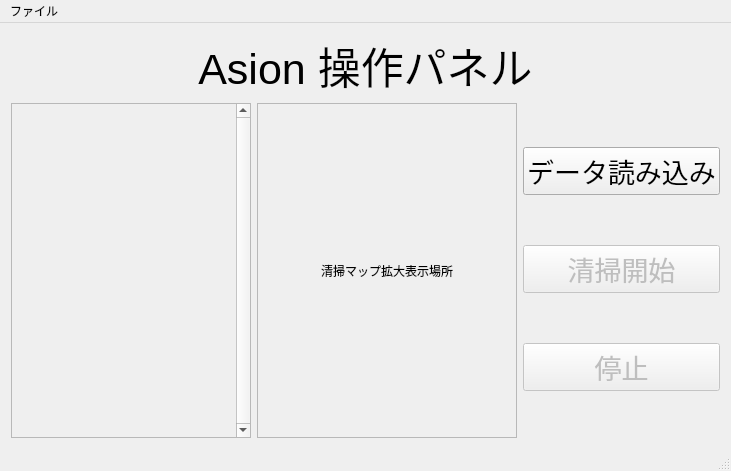
Qt form mainwindow.ui (HirokiMori1/AsionAlphaUI) before a commit.
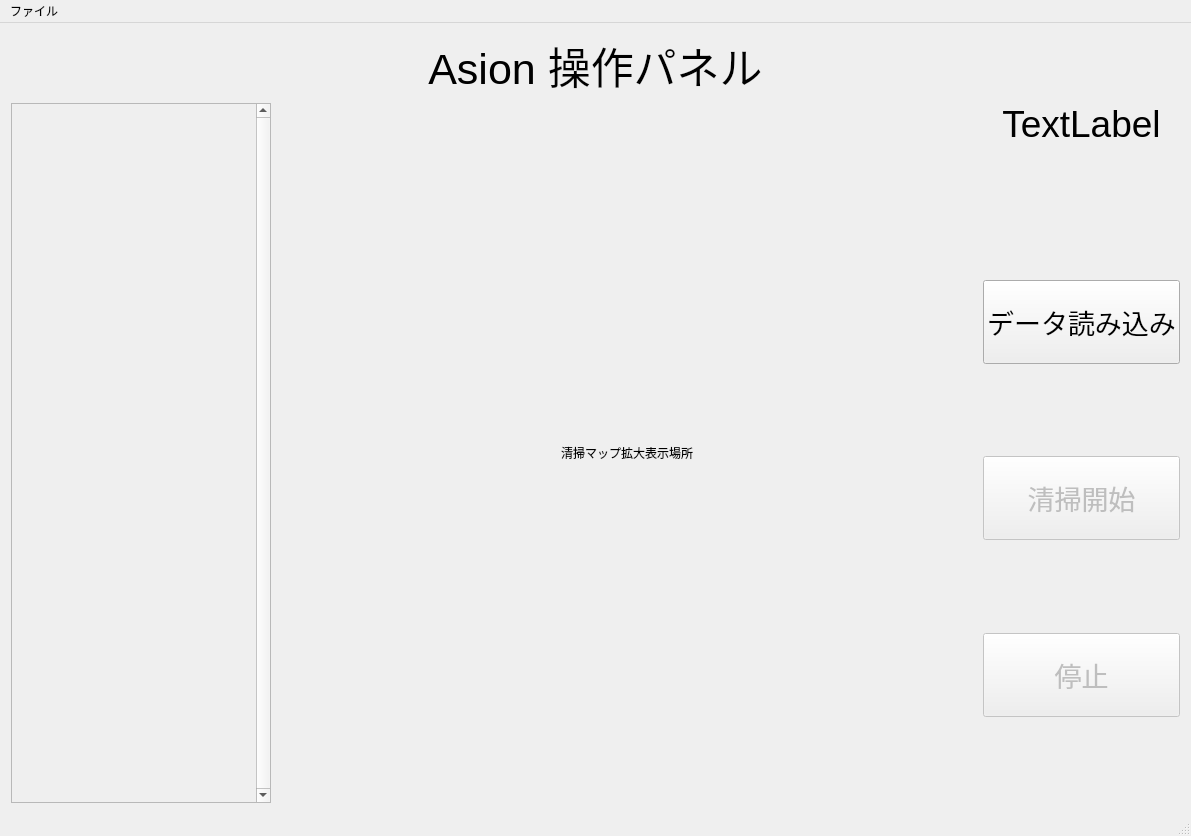
The same form after that commit.

```diff
--- a/mainwindow.ui
+++ b/mainwindow.ui
@@ -6,8 +6,8 @@
    <rect>
     <x>0</x>
     <y>0</y>
-    <width>731</width>
-    <height>471</height>
+    <width>959</width>
+    <height>575</height>
    </rect>
   </property>
   <property name="windowTitle">
@@ -38,20 +38,20 @@
          <bool>true</bool>
         </property>
         <property name="sizePolicy">
-         <sizepolicy hsizetype="Expanding" vsizetype="Expanding">
+         <sizepolicy hsizetype="Preferred" vsizetype="Expanding">
           <horstretch>0</horstretch>
           <verstretch>0</verstretch>
          </sizepolicy>
         </property>
         <property name="minimumSize">
          <size>
-          <width>240</width>
+          <width>260</width>
           <height>200</height>
          </size>
         </property>
         <property name="maximumSize">
          <size>
-          <width>240</width>
+          <width>260</width>
           <height>16777215</height>
          </size>
         </property>
@@ -75,8 +75,8 @@
           <rect>
            <x>0</x>
            <y>0</y>
-           <width>224</width>
-           <height>330</height>
+           <width>244</width>
+           <height>434</height>
           </rect>
          </property>
          <property name="minimumSize">
@@ -98,13 +98,25 @@
       <item>
        <widget class="QLabel" name="label">
         <property name="sizePolicy">
-         <sizepolicy hsizetype="Expanding" vsizetype="Expanding">
+         <sizepolicy hsizetype="Preferred" vsizetype="Preferred">
           <horstretch>0</horstretch>
           <verstretch>0</verstretch>
          </sizepolicy>
         </property>
+        <property name="minimumSize">
+         <size>
+          <width>700</width>
+          <height>700</height>
+         </size>
+        </property>
+        <property name="maximumSize">
+         <size>
+          <width>700</width>
+          <height>700</height>
+         </size>
+        </property>
         <property name="frameShape">
-         <enum>QFrame::StyledPanel</enum>
+         <enum>QFrame::NoFrame</enum>
         </property>
         <property name="frameShadow">
          <enum>QFrame::Sunken</enum>
@@ -120,10 +132,70 @@
       <item>
        <layout class="QVBoxLayout" name="verticalLayout">
         <item>
+         <widget class="QLabel" name="selectedMapName">
+          <property name="sizePolicy">
+           <sizepolicy hsizetype="Preferred" vsizetype="Preferred">
+            <horstretch>0</horstretch>
+            <verstretch>0</verstretch>
+           </sizepolicy>
+          </property>
+          <property name="minimumSize">
+           <size>
+            <width>0</width>
+            <height>84</height>
+           </size>
+          </property>
+          <property name="maximumSize">
+           <size>
+            <width>16777215</width>
+            <height>84</height>
+           </size>
+          </property>
+          <property name="font">
+           <font>
+            <pointsize>28</pointsize>
+           </font>
+          </property>
+          <property name="text">
+           <string>TextLabel</string>
+          </property>
+          <property name="alignment">
+           <set>Qt::AlignHCenter|Qt::AlignTop</set>
+          </property>
+         </widget>
+        </item>
+        <item>
+         <layout class="QVBoxLayout" name="verticalLayout_3">
+          <item>
+           <spacer name="verticalSpacer">
+            <property name="orientation">
+             <enum>Qt::Vertical</enum>
+            </property>
+            <property name="sizeHint" stdset="0">
+             <size>
+              <width>20</width>
+              <height>40</height>
+             </size>
+            </property>
+           </spacer>
+          </item>
+          <item>
          <widget class="QPushButton" name="dataLoadButton">
           <property name="enabled">
            <bool>true</bool>
           </property>
+            <property name="minimumSize">
+             <size>
+              <width>0</width>
+              <height>84</height>
+             </size>
+            </property>
+            <property name="maximumSize">
+             <size>
+              <width>16777215</width>
+              <height>84</height>
+             </size>
+            </property>
           <property name="font">
            <font>
             <pointsize>20</pointsize>
@@ -134,11 +206,36 @@
           </property>
          </widget>
         </item>
+          <item>
+           <spacer name="verticalSpacer_2">
+            <property name="orientation">
+             <enum>Qt::Vertical</enum>
+            </property>
+            <property name="sizeHint" stdset="0">
+             <size>
+              <width>20</width>
+              <height>40</height>
+             </size>
+            </property>
+           </spacer>
+          </item>
         <item>
          <widget class="QPushButton" name="startButton">
           <property name="enabled">
            <bool>false</bool>
           </property>
+            <property name="minimumSize">
+             <size>
+              <width>0</width>
+              <height>84</height>
+             </size>
+            </property>
+            <property name="maximumSize">
+             <size>
+              <width>16777215</width>
+              <height>84</height>
+             </size>
+            </property>
           <property name="font">
            <font>
             <pointsize>20</pointsize>
@@ -149,11 +246,36 @@
           </property>
          </widget>
         </item>
+          <item>
+           <spacer name="verticalSpacer_3">
+            <property name="orientation">
+             <enum>Qt::Vertical</enum>
+            </property>
+            <property name="sizeHint" stdset="0">
+             <size>
+              <width>20</width>
+              <height>40</height>
+             </size>
+            </property>
+           </spacer>
+          </item>
         <item>
          <widget class="QPushButton" name="stopButton">
           <property name="enabled">
            <bool>false</bool>
           </property>
+            <property name="minimumSize">
+             <size>
+              <width>0</width>
+              <height>84</height>
+             </size>
+            </property>
+            <property name="maximumSize">
+             <size>
+              <width>16777215</width>
+              <height>84</height>
+             </size>
+            </property>
           <property name="font">
            <font>
             <pointsize>20</pointsize>
@@ -164,6 +286,21 @@
           </property>
          </widget>
         </item>
+          <item>
+           <spacer name="verticalSpacer_4">
+            <property name="orientation">
+             <enum>Qt::Vertical</enum>
+            </property>
+            <property name="sizeHint" stdset="0">
+             <size>
+              <width>20</width>
+              <height>40</height>
+             </size>
+            </property>
+           </spacer>
+          </item>
+         </layout>
+        </item>
        </layout>
       </item>
      </layout>
@@ -178,7 +315,7 @@
     <rect>
      <x>0</x>
      <y>0</y>
-     <width>731</width>
+     <width>959</width>
      <height>28</height>
     </rect>
    </property>
```
Lines whose indentation alone changed are shown as unchanged.
